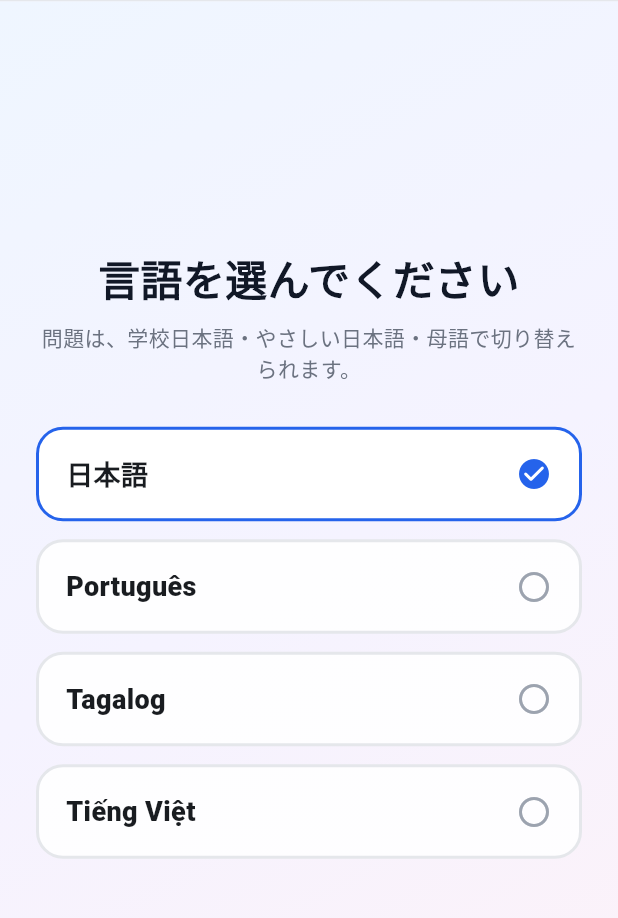
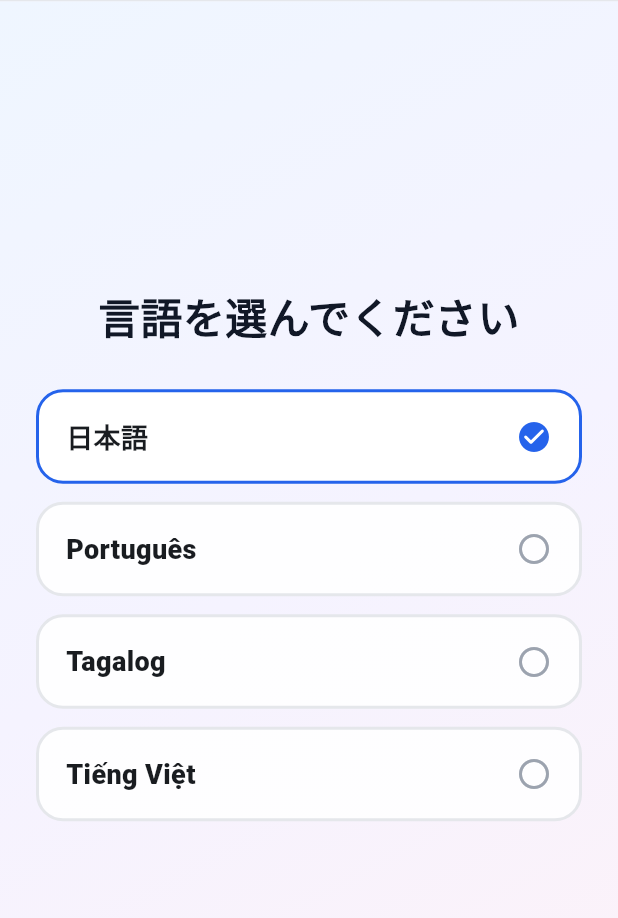
Before and after one commit to alex3333python/syuwa-study, a Flutter app: the screen it shows after launch, on a phone screen of 412 x 824 dp, the part 114-1032 px from its top. Run offline on Flutter 3.47's test engine with Material 3 defaults, Android fonts, the phone set to English and light mode, and no system bars; our stand-ins replace flutter_tts, shared_preferences, video_player; Roboto replaces fonts that are missing (GenInterfaceJP).

Commit message:
Remove the language-select screen subtitle.
The school/easy Japanese/native switching explanation was cluttering the language picker.

Co-authored-by: Noeru Sugiyama <alex3333python@users.noreply.github.com>

```diff
--- a/lib/screens/language_select_screen.dart
+++ b/lib/screens/language_select_screen.dart
@@ -40,12 +40,6 @@ class LanguageSelectScreen extends StatelessWidget {
                     fontWeight: FontWeight.bold,
                     color: Color(0xFF111827),
                   ),
-                ),
-                const SizedBox(height: 8),
-                const Text(
-                  '問題は、学校日本語・やさしい日本語・母語で切り替えられます。',
-                  textAlign: TextAlign.center,
-                  style: TextStyle(color: Color(0xFF6B7280)),
                 ),
                 const SizedBox(height: 28),
                 for (final language in AppLanguage.values) ...[
```
